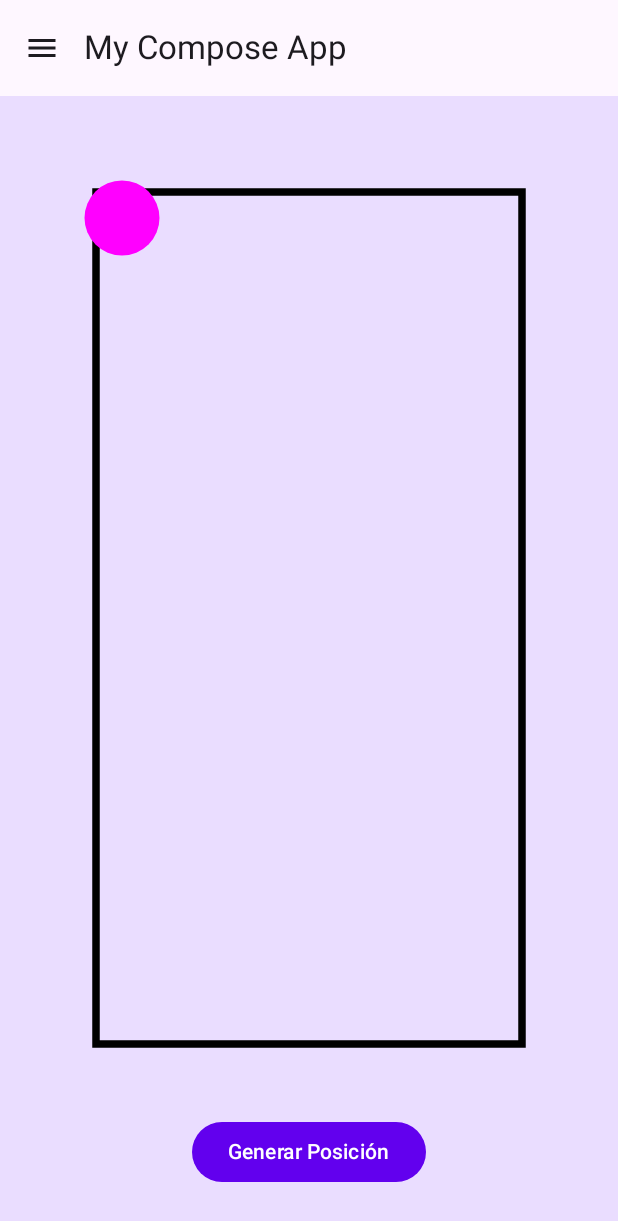
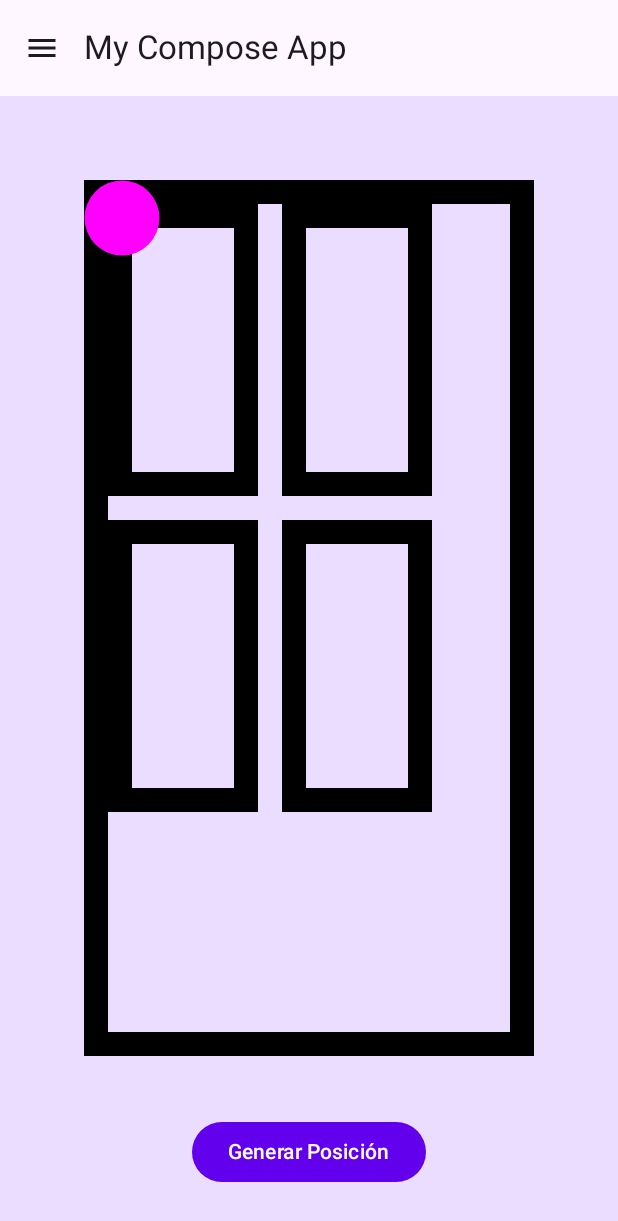
Before and after one commit to Dante952/Museo, an Android app built with Jetpack Compose: the screen it shows after launch (MainActivity), on a phone screen of 412 x 824 dp. Shown: the top 1221 px of the screen. Run offline under Robolectric (Android 15) with nearby library versions, the phone set to English and light mode, and no system bars.

Commit message:
Implementación de GalleryMap, el cuál muestra el mapa interno dentro de la galería de arte

```diff
--- a/app/src/main/java/com/example/museo/MainActivity.kt
+++ b/app/src/main/java/com/example/museo/MainActivity.kt
@@ -14,6 +14,7 @@ import com.example.museo.componets.CardGrid
 import com.example.museo.componets.DrawerContent
 import com.example.museo.componets.GoogleMapComposable
 import com.example.museo.componets.RoomScreen
+import com.example.museo.componets.GalleryMap
 import com.example.museo.ui.theme.MuseoTheme
 import kotlinx.coroutines.launch
 
@@ -48,7 +49,7 @@ fun MainScreen() {
 
                 content = { paddingValues ->
                     Column(modifier = Modifier.padding(paddingValues)) {
-                        RoomScreen()
+                        GalleryMap()
                     }
                 }
             )
--- /dev/null
+++ b/app/src/main/java/com/example/museo/componets/GalleryMap.kt
@@ -0,0 +1,138 @@
+package com.example.museo.componets
+
+import androidx.compose.foundation.Canvas
+import androidx.compose.foundation.background
+import androidx.compose.foundation.layout.*
+import androidx.compose.material3.Button
+import androidx.compose.material3.MaterialTheme
+import androidx.compose.material3.Text
+import androidx.compose.runtime.*
+import androidx.compose.ui.Alignment
+import androidx.compose.ui.Modifier
+import androidx.compose.ui.geometry.Offset
+import androidx.compose.ui.geometry.Size
+import androidx.compose.ui.graphics.Color
+import androidx.compose.ui.graphics.Paint
+import androidx.compose.ui.graphics.PaintingStyle
+import androidx.compose.ui.graphics.Path
+import androidx.compose.ui.platform.LocalDensity
+import androidx.compose.ui.unit.dp
+import kotlin.random.Random
+
+@Composable
+fun GalleryMap() {
+    // Estado para almacenar la posición del círculo
+    var circlePosition by remember { mutableStateOf(Offset(50f, 50f)) }
+
+    // Estado para almacenar el tamaño del mapa
+    var mapSize by remember { mutableStateOf(Size.Zero) }
+
+    // Para obtener la densidad del dispositivo
+    val density = LocalDensity.current
+
+    Box(
+        modifier = Modifier
+            .fillMaxSize()
+            .background(MaterialTheme.colorScheme.primaryContainer)
+            .padding(16.dp) // Ajusta el padding según sea necesario
+    ) {
+        Column(
+            modifier = Modifier
+                .fillMaxSize()
+                .padding(16.dp),
+            verticalArrangement = Arrangement.Top,
+            horizontalAlignment = Alignment.Start
+        ) {
+            Box(
+                modifier = Modifier
+                    .fillMaxWidth()
+                    .weight(1f)
+                    .padding(16.dp)
+            ) {
+                Canvas(modifier = Modifier.fillMaxSize()) {
+                    val paddingPx = with(density) { 16.dp.toPx() }
+                    val canvasWidth = size.width
+                    val canvasHeight = size.height
+                    mapSize = Size(canvasWidth, canvasHeight)
+
+                    // Dibujar el mapa (similar al proporcionado en la imagen)
+                    drawContext.canvas.drawPath(
+                        path = createMapPath(canvasWidth, canvasHeight, paddingPx),
+                        paint = Paint().apply {
+                            color = Color.Black
+                            style = PaintingStyle.Stroke
+                            strokeWidth = paddingPx
+                        }
+                    )
+
+                    drawCircle(
+                        color = Color.Magenta,
+                        radius = with(density) { 25.dp.toPx() },
+                        center = circlePosition
+                    )
+                }
+            }
+
+            Spacer(modifier = Modifier.height(16.dp))
+
+            Button(
+                onClick = {
+                    val circleRadiusPx = with(density) { 25.dp.toPx() }
+                    val randomX = Random.nextFloat() * (mapSize.width - 2 * circleRadiusPx) + circleRadiusPx
+                    val randomY = Random.nextFloat() * (mapSize.height - 2 * circleRadiusPx) + circleRadiusPx
+                    circlePosition = Offset(randomX, randomY)
+                },
+                modifier = Modifier.align(Alignment.CenterHorizontally)
+            ) {
+                Text("Generar Posición")
+            }
+        }
+    }
+}
+
+fun createMapPath(width: Float, height: Float, padding: Float): Path {
+    return Path().apply {
+        reset()
+
+        // Dibujar el contorno del mapa principal
+        moveTo(padding, padding)
+        lineTo(width - padding, padding)
+        lineTo(width - padding, height - padding)
+        lineTo(padding, height - padding)
+        close()
+
+        // Dibujar las habitaciones internas
+        val roomPadding = padding * 2
+        val roomWidth = (width - roomPadding * 2) / 3
+        val roomHeight = (height - roomPadding * 2) / 3
+
+        // Habitación 1
+        moveTo(roomPadding, roomPadding)
+        lineTo(roomPadding + roomWidth, roomPadding)
+        lineTo(roomPadding + roomWidth, roomPadding + roomHeight)
+        lineTo(roomPadding, roomPadding + roomHeight)
+        close()
+
+        // Habitación 2
+        moveTo(roomPadding + roomWidth + roomPadding, roomPadding)
+        lineTo(roomPadding + roomWidth * 2 + roomPadding, roomPadding)
+        lineTo(roomPadding + roomWidth * 2 + roomPadding, roomPadding + roomHeight)
+        lineTo(roomPadding + roomWidth + roomPadding, roomPadding + roomHeight)
+        close()
+
+        // Habitación 4
+        moveTo(roomPadding, roomPadding + roomHeight + roomPadding)
+        lineTo(roomPadding + roomWidth, roomPadding + roomHeight + roomPadding)
+        lineTo(roomPadding + roomWidth, roomPadding + roomHeight * 2 + roomPadding)
+        lineTo(roomPadding, roomPadding + roomHeight * 2 + roomPadding)
+        close()
+
+        // Habitación 5
+        moveTo(roomPadding + roomWidth + roomPadding, roomPadding + roomHeight + roomPadding)
+        lineTo(roomPadding + roomWidth * 2 + roomPadding, roomPadding + roomHeight + roomPadding)
+        lineTo(roomPadding + roomWidth * 2 + roomPadding, roomPadding + roomHeight * 2 + roomPadding)
+        lineTo(roomPadding + roomWidth + roomPadding, roomPadding + roomHeight * 2 + roomPadding)
+        close()
+
+    }
+}
```
